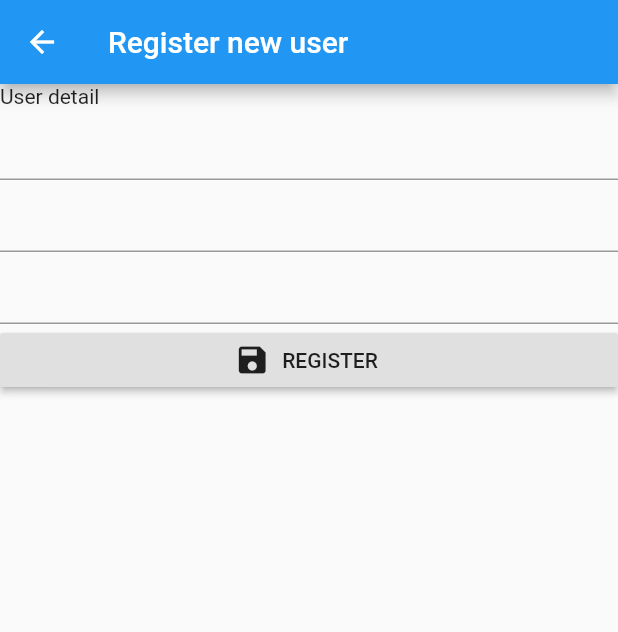
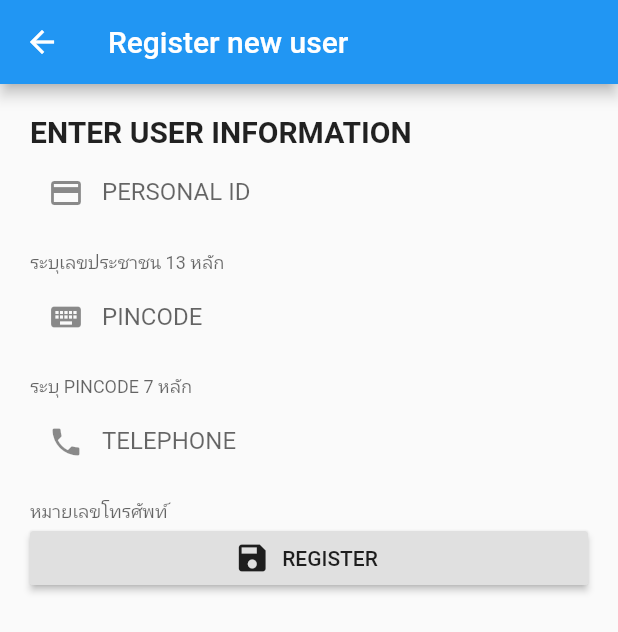
Before and after one commit to siteslave/hh-app, a Flutter app: the RegisterPage screen opened directly, on a phone screen of 412 x 824 dp. Shown: the top 632 px of the screen. Run offline on Flutter 3.47's test engine with Material 2 defaults, Android fonts, the phone set to English and light mode, and no system bars; missing offline and left inert: pin_code_view.

Commit message:
add register page

```diff
--- a/lib/register.dart
+++ b/lib/register.dart
@@ -12,12 +12,38 @@ class _RegisterPageState extends State<RegisterPage> {
       appBar: AppBar(
         title: Text('Register new user'),
       ),
-      body: ListView(
+      body: Padding(
+        padding: const EdgeInsets.all(20.0),
+        child: ListView(
           children: <Widget>[
-          Text('User detail'),
-          TextFormField(),
-          TextFormField(),
-          TextFormField(),
+            Text(
+              'ENTER USER INFORMATION',
+              style: TextStyle(fontSize: 20, fontWeight: FontWeight.bold),
+            ),
+            TextFormField(
+              decoration: InputDecoration(
+                  labelText: 'PERSONAL ID',
+                  border: InputBorder.none,
+                  prefixIcon: Icon(Icons.credit_card),
+                  helperText: 'ระบุเลขประชาชน 13 หลัก',
+                  hintText: 'xxxxxxxxxxxxx'),
+            ),
+            TextFormField(
+              decoration: InputDecoration(
+                  labelText: 'PINCODE',
+                  border: InputBorder.none,
+                  prefixIcon: Icon(Icons.keyboard),
+                  helperText: 'ระบุ PINCODE 7 หลัก',
+                  hintText: 'xxxxxxx'),
+            ),
+            TextFormField(
+              decoration: InputDecoration(
+                labelText: 'TELEPHONE',
+                border: InputBorder.none,
+                prefixIcon: Icon(Icons.phone),
+                helperText: 'หมายเลขโทรศัพท์',
+              ),
+            ),
             RaisedButton.icon(
               icon: Icon(Icons.save),
               label: Text('REGISTER'),
@@ -25,6 +51,7 @@ class _RegisterPageState extends State<RegisterPage> {
             )
           ],
         ),
+      ),
     );
   }
 }
```
Lines whose indentation alone changed are shown as unchanged.
